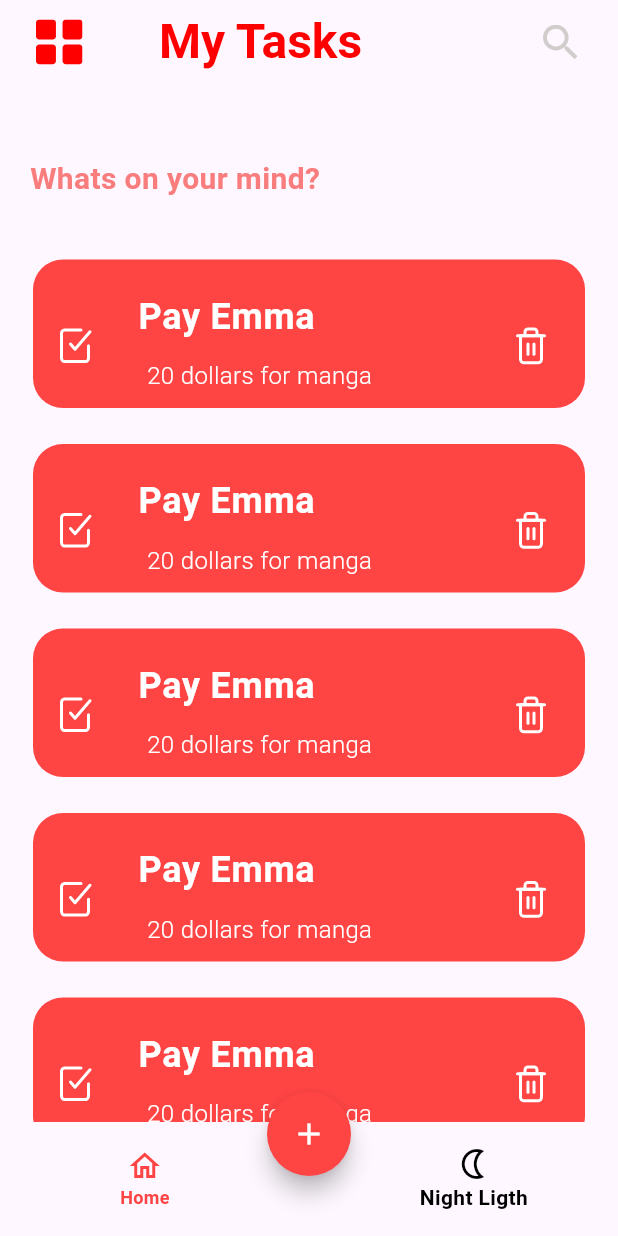
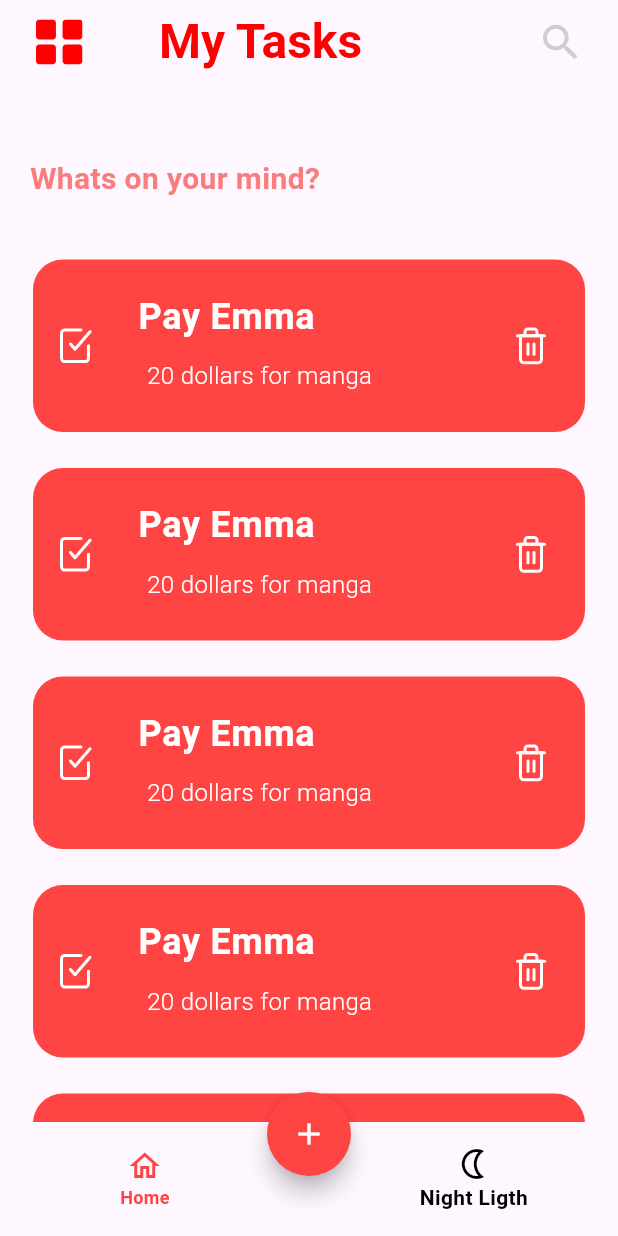
Before and after one commit to MarianAdly21/Todo-Mobile-Flutter, a Flutter app: the screen it shows after launch, on a phone screen of 412 x 824 dp. Run offline on Flutter 3.47's test engine with Material 3 defaults, Android fonts, the phone set to English and light mode, and no system bars; our stand-ins replace flutter_svg.

Commit message:
refactor code

```diff
--- a/lib/features/home/home_screen.dart
+++ /dev/null
@@ -1,43 +0,0 @@
-import 'package:flutter/material.dart';
-import 'package:todo_mobile/features/home/widgets/custom_bottom_navigationbar.dart';
-import 'package:todo_mobile/features/home/widgets/custom_icon.dart';
-import 'package:todo_mobile/features/home/widgets/home_screen_body.dart';
-import 'package:todo_mobile/res/app_asset_paths.dart';
-
-class HomeScreen extends StatelessWidget {
-  const HomeScreen({super.key});
-
-  @override
-  Widget build(BuildContext context) {
-    return Scaffold(
-      bottomNavigationBar: const CustomBottomNavigationBar(),
-      appBar: AppBar(
-        leadingWidth: 90,
-        leading: Padding(
-            padding: const EdgeInsetsDirectional.only(start: 24, end: 35),
-            child: CustomIcon(
-              onTap: () {},
-              assetName: AppAssetPaths.gridViewIcon,
-            )),
-        title: const Text(
-          "My Tasks",
-          style: TextStyle(
-            color: Color(0xffFF0000),
-            fontSize: 32,
-            fontWeight: FontWeight.w700,
-          ),
-        ),
-        actions: [
-          Padding(
-            padding: const EdgeInsetsDirectional.only(start: 14, end: 27),
-            child: CustomIcon(
-              onTap: () {},
-              assetName: AppAssetPaths.searchIcon,
-            ),
-          ),
-        ],
-      ),
-      body: const HomeScreenBody(),
-    );
-  }
-}
--- /dev/null
+++ b/lib/features/home/screens/home_screen.dart
@@ -0,0 +1,82 @@
+import 'package:flutter/material.dart';
+import 'package:todo_mobile/features/home/widgets/custom_bottom_navigation_bar.dart';
+import 'package:todo_mobile/features/home/widgets/custom_icon.dart';
+import 'package:todo_mobile/features/home/widgets/task_item_list.dart';
+import 'package:todo_mobile/res/app_asset_paths.dart';
+
+class HomeScreen extends StatelessWidget {
+  const HomeScreen({super.key});
+
+  @override
+  Widget build(BuildContext context) {
+    return Scaffold(
+      bottomNavigationBar: const CustomBottomNavigationBar(),
+      appBar: _homeAppBarWidget(),
+      body: _pageContent(),
+    );
+  }
+
+///////////////////////////////////////////////////////////
+//////////////////// Widget methods ///////////////////////
+///////////////////////////////////////////////////////////
+
+  Widget _pageContent() {
+    return const CustomScrollView(
+      slivers: [
+        SliverToBoxAdapter(
+          child: Padding(
+            padding: EdgeInsetsDirectional.only(
+                start: 20, end: 39, top: 49, bottom: 27),
+            child: Text(
+              'Whats on your mind?',
+              style: TextStyle(
+                fontSize: 20,
+                fontWeight: FontWeight.w600,
+                color: Color(0xffF97D7D),
+              ),
+            ),
+          ),
+        ),
+        TaskItemList(),
+      ],
+    );
+  }
+
+  AppBar _homeAppBarWidget() {
+    return AppBar(
+      leadingWidth: 90,
+      leading: Padding(
+          padding: const EdgeInsetsDirectional.only(start: 24, end: 35),
+          child: CustomIcon(
+            onTap: _onLeadingIconTap,
+            assetName: AppAssetPaths.gridViewIcon,
+          )),
+      title: const Text(
+        "My Tasks",
+        style: TextStyle(
+          color: Color(0xffFF0000),
+          fontSize: 32,
+          fontWeight: FontWeight.w700,
+        ),
+      ),
+      actions: [
+        Padding(
+          padding: const EdgeInsetsDirectional.only(start: 14, end: 27),
+          child: CustomIcon(
+            onTap: () {},
+            assetName: AppAssetPaths.searchIcon,
+          ),
+        ),
+      ],
+    );
+  }
+
+
+
+///////////////////////////////////////////////////////////
+//////////////////// Helper methods ///////////////////////
+///////////////////////////////////////////////////////////
+
+ void _onLeadingIconTap() {}
+
+}
--- a/lib/features/home/widgets/custom_task_item.dart
+++ b/lib/features/home/widgets/custom_task_item.dart
@@ -11,8 +11,6 @@ class TaskItem extends StatelessWidget {
   @override
   Widget build(BuildContext context) {
     return Container(
-      width: 329,
-      height: 99,
       decoration: BoxDecoration(
         color: AppColors.colorTaskItem,
         borderRadius: BorderRadius.circular(20),
--- a/lib/features/home/widgets/home_screen_body.dart
+++ /dev/null
@@ -1,29 +0,0 @@
-import 'package:flutter/material.dart';
-import 'package:todo_mobile/features/home/widgets/task_item_list.dart';
-
-class HomeScreenBody extends StatelessWidget {
-  const HomeScreenBody({super.key});
-
-  @override
-  Widget build(BuildContext context) {
-    return const CustomScrollView(
-      slivers: [
-        SliverToBoxAdapter(
-          child: Padding(
-            padding: EdgeInsetsDirectional.only(
-                start: 20, end: 39, top: 49, bottom: 27),
-            child: Text(
-              'Whats on your mind?',
-              style: TextStyle(
-                fontSize: 20,
-                fontWeight: FontWeight.w600,
-                color: Color(0xffF97D7D),
-              ),
-            ),
-          ),
-        ),
-        TaskItemList(),
-      ],
-    );
-  }
-}
--- a/lib/features/splash/splash_screen.dart
+++ b/lib/features/splash/splash_screen.dart
@@ -2,7 +2,7 @@ import 'dart:async';
 
 import 'package:flutter/material.dart';
 import 'package:flutter_svg/flutter_svg.dart';
-import 'package:todo_mobile/features/home/home_screen.dart';
+import 'package:todo_mobile/features/home/screens/home_screen.dart';
 import 'package:todo_mobile/res/app_asset_paths.dart';
 import 'package:todo_mobile/res/app_colors.dart';
 
--- a/lib/main.dart
+++ b/lib/main.dart
@@ -1,5 +1,5 @@
 import 'package:flutter/material.dart';
-import 'package:todo_mobile/features/home/home_screen.dart';
+import 'package:todo_mobile/features/home/screens/home_screen.dart';
 import 'package:todo_mobile/features/splash/splash_screen.dart';
 
 void main() {
```
Also changed, not shown: lib/features/home/widgets/custom_bottom_navigation_bar.dart (renamed from lib/features/home/widgets/custom_bottom_navigationbar.dart).
